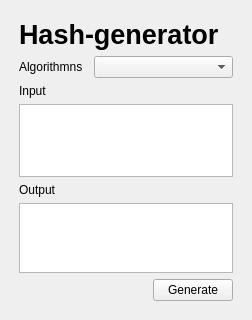
Before: the Qt Designer form src/GUI/mainwindow.ui in Lion1Blue/Hashfunctions, drawn with Qt 5.
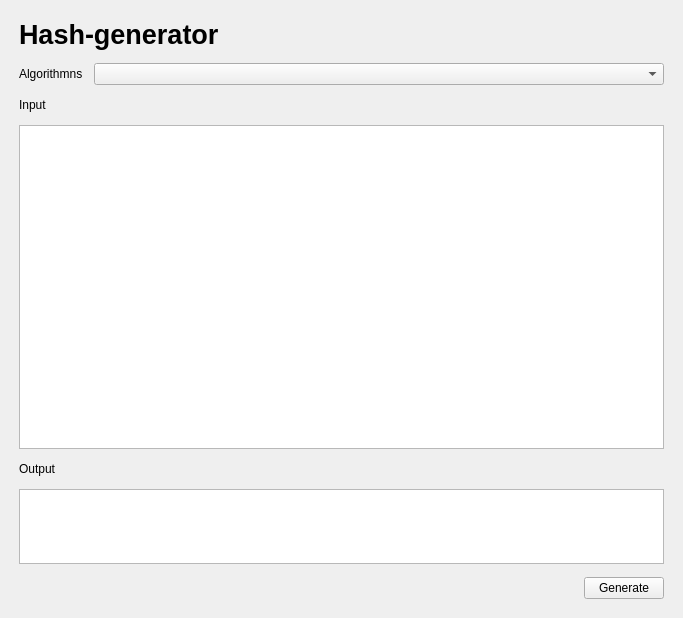
After: the same form once the commit is applied.

The edit to the form file:
```diff
--- a/src/GUI/mainwindow.ui
+++ b/src/GUI/mainwindow.ui
@@ -6,8 +6,8 @@
    <rect>
     <x>0</x>
     <y>0</y>
-    <width>252</width>
-    <height>320</height>
+    <width>683</width>
+    <height>618</height>
    </rect>
   </property>
   <property name="windowTitle">
@@ -17,6 +17,9 @@
    <layout class="QVBoxLayout" name="verticalLayout_2">
     <item>
      <layout class="QVBoxLayout" name="verticalLayout">
+      <property name="spacing">
+       <number>13</number>
+      </property>
       <property name="sizeConstraint">
        <enum>QLayout::SetDefaultConstraint</enum>
       </property>
```
